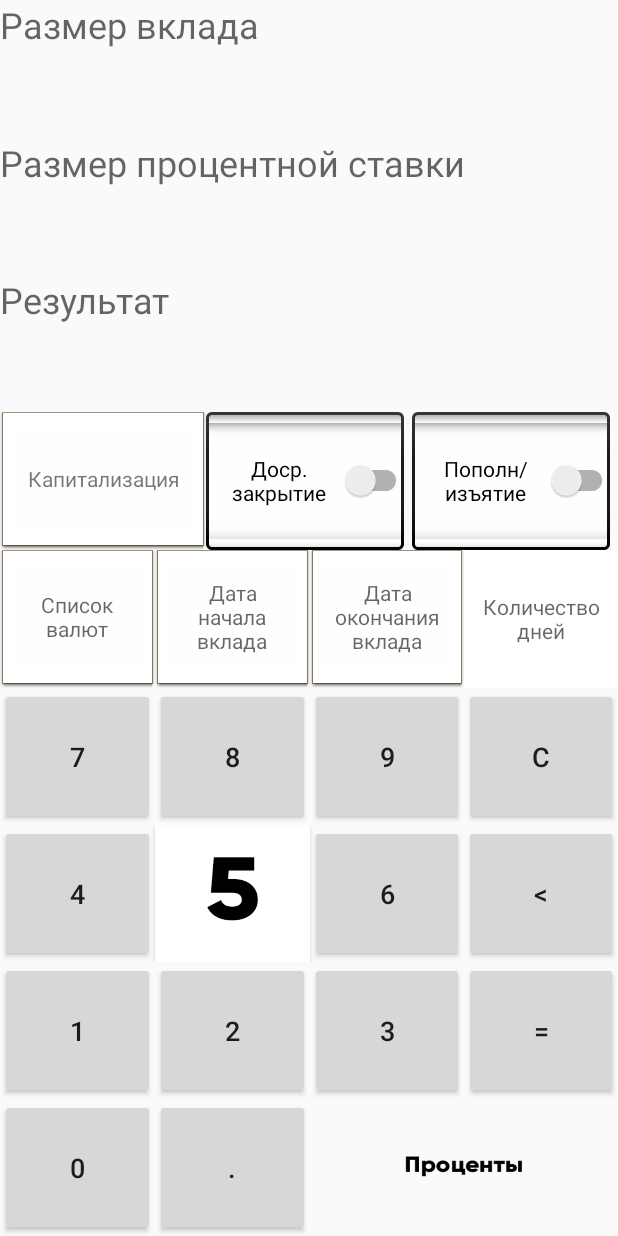
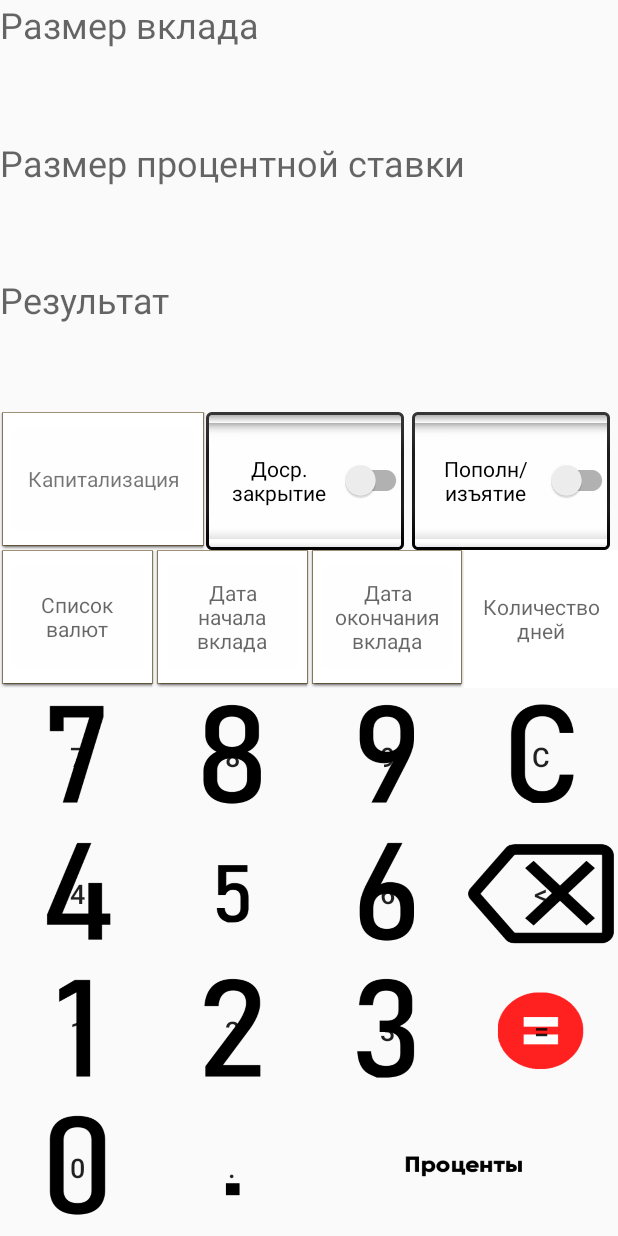
Before and after one commit to Clomance/USATU_Project, an Android app: the CalculateActivity screen opened directly, with no data from a screen before it, on a phone screen of 412 x 824 dp. Run offline under Robolectric (Android 15) with nearby library versions, the phone set to English and light mode, and no system bars.

Commit message:
Добавлены текстуры кнопок Текстура кнопки процены/вклад работает некорректно

```diff
--- a/app/src/main/res/layout/calculate_main.xml
+++ b/app/src/main/res/layout/calculate_main.xml
@@ -134,6 +134,7 @@
             android:layout_width="match_parent"
             android:layout_height="match_parent"
             android:layout_weight="1"
+            android:background="@drawable/button7"
             android:onClick="onButtonsClick"
             android:text="7"
             android:textSize="18sp" />
@@ -143,6 +144,7 @@
             android:layout_width="match_parent"
             android:layout_height="match_parent"
             android:layout_weight="1"
+            android:background="@drawable/button8"
             android:onClick="onButtonsClick"
             android:text="8"
             android:textSize="18sp" />
@@ -152,6 +154,7 @@
             android:layout_width="match_parent"
             android:layout_height="match_parent"
             android:layout_weight="1"
+            android:background="@drawable/button9"
             android:onClick="onButtonsClick"
             android:text="9"
             android:textSize="18sp" />
@@ -161,6 +164,7 @@
             android:layout_width="match_parent"
             android:layout_height="match_parent"
             android:layout_weight="1"
+            android:background="@drawable/button_clear"
             android:onClick="onButtonsClick"
             android:text="С"
             android:textSize="18sp" />
@@ -177,6 +181,7 @@
             android:layout_width="match_parent"
             android:layout_height="match_parent"
             android:layout_weight="1"
+            android:background="@drawable/button4"
             android:onClick="onButtonsClick"
             android:text="4"
             android:textSize="18sp" />
@@ -197,6 +202,7 @@
             android:layout_width="match_parent"
             android:layout_height="match_parent"
             android:layout_weight="1"
+            android:background="@drawable/button6"
             android:onClick="onButtonsClick"
             android:text="6"
             android:textSize="18sp" />
@@ -206,6 +212,7 @@
             android:layout_width="match_parent"
             android:layout_height="match_parent"
             android:layout_weight="1"
+            android:background="@drawable/button_back"
             android:onClick="onButtonsClick"
             android:text="@string/arrow"
             android:textSize="18sp" />
@@ -222,6 +229,7 @@
             android:layout_width="match_parent"
             android:layout_height="match_parent"
             android:layout_weight="1"
+            android:background="@drawable/button1"
             android:onClick="onButtonsClick"
             android:text="1"
             android:textSize="18sp" />
@@ -231,6 +239,7 @@
             android:layout_width="match_parent"
             android:layout_height="match_parent"
             android:layout_weight="1"
+            android:background="@drawable/button2"
             android:onClick="onButtonsClick"
             android:text="2"
             android:textSize="18sp" />
@@ -240,16 +249,20 @@
             android:layout_width="match_parent"
             android:layout_height="match_parent"
             android:layout_weight="1"
+            android:background="@drawable/button3"
             android:onClick="onButtonsClick"
             android:text="3"
             android:textSize="18sp" />
 
         <Button
             android:id="@+id/compute_button"
-            android:layout_width="match_parent"
+            android:layout_width="411dp"
             android:layout_height="match_parent"
             android:layout_weight="1"
+            android:background="@drawable/button_result_2s"
             android:onClick="onButtonsClick"
+            android:scaleType="centerCrop"
+            android:scrollbarSize="4dp"
             android:text="="
             android:textSize="18sp" />
     </LinearLayout>
@@ -265,6 +278,7 @@
             android:layout_width="match_parent"
             android:layout_height="match_parent"
             android:layout_weight="3"
+            android:background="@drawable/button0"
             android:onClick="onButtonsClick"
             android:text="0"
             android:textSize="18sp" />
@@ -274,6 +288,7 @@
             android:layout_width="match_parent"
             android:layout_height="match_parent"
             android:layout_weight="3"
+            android:background="@drawable/button_dot"
             android:onClick="onButtonsClick"
             android:text="."
             android:textSize="18sp" />
```
Also changed, not shown: app/src/main/res/drawable/button0.png (added), app/src/main/res/drawable/button1.png (added), app/src/main/res/drawable/button2.png (added), app/src/main/res/drawable/button3.png (added), app/src/main/res/drawable/button4.png (added), app/src/main/res/drawable/button5.png, app/src/main/res/drawable/button6.png (added), app/src/main/res/drawable/button7.png (added), app/src/main/res/drawable/button8.png (added), app/src/main/res/drawable/button9.png (added), app/src/main/res/drawable/button_back.png (added), app/src/main/res/drawable/button_clear.png (added), app/src/main/res/drawable/button_dot.png (added), app/src/main/res/drawable/button_result.png (added), 1 more files.
